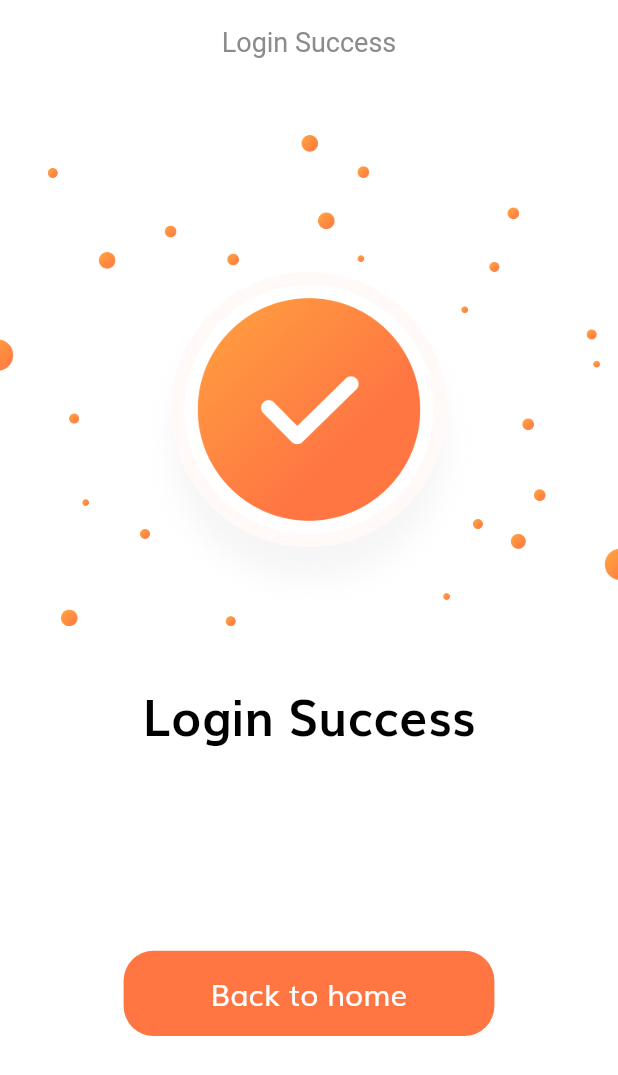
After one commit to srtushar887/Flutter-ecommerce-UI, a Flutter app: the LoginSuccessScreen screen opened by its route, on a phone screen of 412 x 824 dp. The commit adds this screen. Shown: the top 1075 px of the screen. Run offline on Flutter 3.47's test engine with Material 2 defaults, Android fonts, the phone set to English and light mode, and no system bars; our stand-ins replace flutter_svg.

Commit message:
login success ui added

```diff
--- a/lib/routes.dart
+++ b/lib/routes.dart
@@ -1,4 +1,5 @@
 import 'package:a_srtecomui/screens/forgot_password/forgot_password_screen.dart';
+import 'package:a_srtecomui/screens/login_success/login_success_screen.dart';
 import 'package:a_srtecomui/screens/sign_in/sign_in_screen.dart';
 import 'package:a_srtecomui/screens/splash/splash_screen.dart';
 import 'package:flutter/widgets.dart';
@@ -6,5 +7,6 @@ import 'package:flutter/widgets.dart';
 final Map<String, WidgetBuilder> routes = {
   SplashScreen.routeName: (context) => SplashScreen(),
   SignInScreen.routeName: (context) => SignInScreen(),
-  ForgotPasswordScreen.routeName: (context) => ForgotPasswordScreen()
+  ForgotPasswordScreen.routeName: (context) => ForgotPasswordScreen(),
+  LoginSuccessScreen.routeName: (context) => LoginSuccessScreen()
 };
--- /dev/null
+++ b/lib/screens/login_success/body.dart
@@ -0,0 +1,39 @@
+import 'package:a_srtecomui/components/default_button.dart';
+import 'package:a_srtecomui/size_config.dart';
+import 'package:flutter/material.dart';
+
+class LoginSuccessBody extends StatelessWidget {
+  @override
+  Widget build(BuildContext context) {
+    return Column(
+      children: [
+        SizedBox(
+          height: SizeConfig.screenHeight * 0.04,
+        ),
+        Image.asset(
+          "assets/images/success.png",
+          height: SizeConfig.screenHeight * 0.4,
+        ),
+        SizedBox(
+          height: SizeConfig.screenHeight * 0.04,
+        ),
+        Text(
+          "Login Success",
+          style: TextStyle(
+              fontSize: getProportionateScreenWidth(30),
+              fontWeight: FontWeight.bold,
+              color: Colors.black),
+        ),
+        Spacer(),
+        SizedBox(
+          width: SizeConfig.screenWidth * 0.6,
+          child: DefaultButton(
+            text: "Back to home",
+            press: () {},
+          ),
+        ),
+        Spacer(),
+      ],
+    );
+  }
+}
--- /dev/null
+++ b/lib/screens/login_success/login_success_screen.dart
@@ -0,0 +1,18 @@
+import 'package:a_srtecomui/screens/forgot_password/components/body.dart';
+import 'package:a_srtecomui/screens/login_success/body.dart';
+import 'package:flutter/material.dart';
+
+class LoginSuccessScreen extends StatelessWidget {
+  static String routeName = "/login_success";
+  @override
+  Widget build(BuildContext context) {
+    return Scaffold(
+      appBar: AppBar(
+        leading: SizedBox(),
+        title: Text("Login Success"),
+        centerTitle: true,
+      ),
+      body: LoginSuccessBody(),
+    );
+  }
+}
--- a/lib/screens/sign_in/components/sign_form.dart
+++ b/lib/screens/sign_in/components/sign_form.dart
@@ -2,6 +2,7 @@ import 'package:a_srtecomui/components/default_button.dart';
 import 'package:a_srtecomui/components/form_error.dart';
 import 'package:a_srtecomui/constants.dart';
 import 'package:a_srtecomui/screens/forgot_password/forgot_password_screen.dart';
+import 'package:a_srtecomui/screens/login_success/login_success_screen.dart';
 import 'package:a_srtecomui/screens/sign_in/components/custos_surfix_icon.dart';
 import 'package:a_srtecomui/size_config.dart';
 import 'package:flutter/material.dart';
@@ -62,6 +63,7 @@ class _SignFormState extends State<SignForm> {
             press: () {
               if (_formKey.currentState.validate()) {
                 _formKey.currentState.save();
+                Navigator.pushNamed(context, LoginSuccessScreen.routeName);
               }
             },
           )
@@ -79,6 +81,7 @@ class _SignFormState extends State<SignForm> {
             setState(() {
               errors.remove(kPassNullError);
             });
+            return "";
           } else if (value.length >= 8 && errors.contains(kShortPassError)) {
             setState(() {
               errors.remove(kShortPassError);
@@ -91,6 +94,7 @@ class _SignFormState extends State<SignForm> {
             setState(() {
               errors.add(kPassNullError);
             });
+            return "";
           } else if (value.length < 8 && !errors.contains(kShortPassError)) {
             setState(() {
               errors.add(kShortPassError);
@@ -118,11 +122,13 @@ class _SignFormState extends State<SignForm> {
             setState(() {
               errors.remove(kEmailNullError);
             });
+            return "";
           } else if (emailValidatorRegExp.hasMatch(value) &&
               errors.contains(kEmailNullError)) {
             setState(() {
               errors.remove(kInvalidEmailError);
             });
+            return "";
           }
           return null;
         },
@@ -131,11 +137,13 @@ class _SignFormState extends State<SignForm> {
             setState(() {
               errors.add(kEmailNullError);
             });
+            return "";
           } else if (!emailValidatorRegExp.hasMatch(value) &&
               !errors.contains(kEmailNullError)) {
             setState(() {
               errors.add(kInvalidEmailError);
             });
+            return "";
           }
           return null;
         },
```
